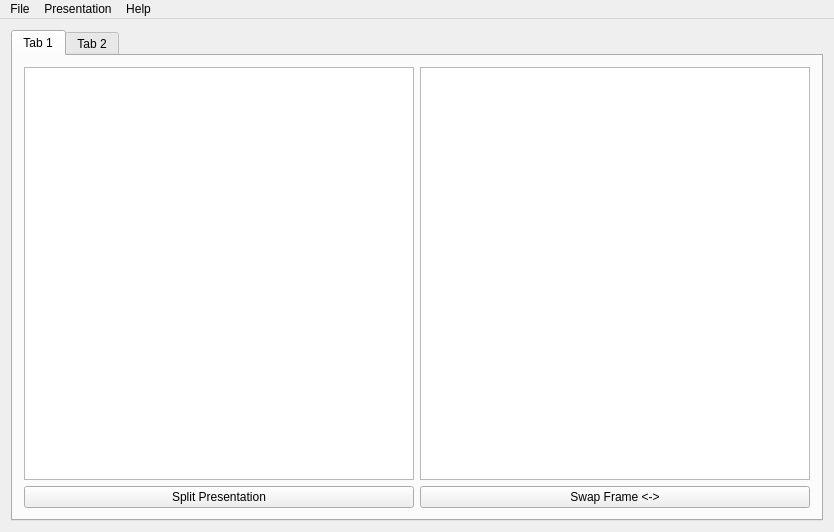
Above: mainwindow.ui from MrHase/Presentation before the change. Below: the same form after it.
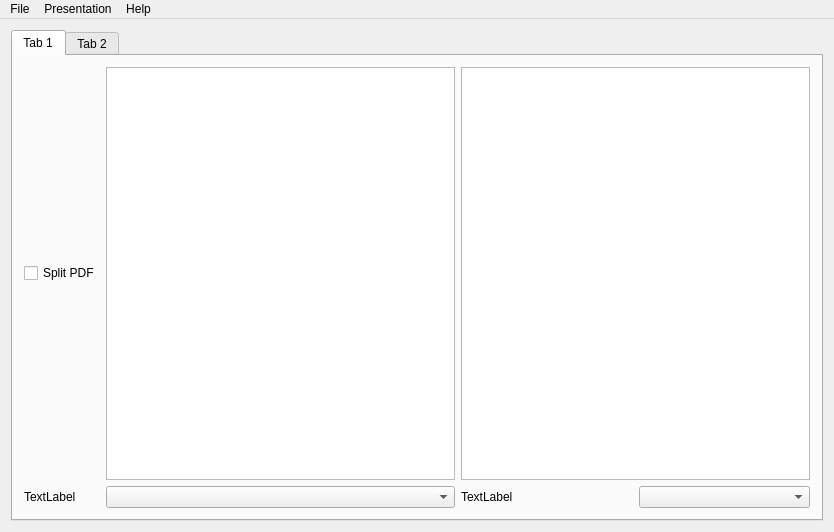
That is the form after the change.

Patch:
```diff
--- a/mainwindow.ui
+++ b/mainwindow.ui
@@ -26,37 +26,50 @@
        </attribute>
        <layout class="QVBoxLayout" name="verticalLayout_3">
         <item>
-         <layout class="QVBoxLayout" name="verticalLayout_2">
-          <item>
-           <layout class="QHBoxLayout" name="horizontalLayout_2">
-            <item>
+         <layout class="QGridLayout" name="gridLayout">
+          <item row="4" column="2">
+           <widget class="QGraphicsView" name="graphicsView_right"/>
+          </item>
+          <item row="4" column="1">
              <widget class="QGraphicsView" name="graphicsView_left">
               <property name="autoFillBackground">
                <bool>false</bool>
               </property>
              </widget>
             </item>
-            <item>
-             <widget class="QGraphicsView" name="graphicsView_right"/>
-            </item>
-           </layout>
+          <item row="5" column="0">
+           <widget class="QLabel" name="label">
+            <property name="text">
+             <string>TextLabel</string>
+            </property>
+           </widget>
+          </item>
+          <item row="5" column="1">
+           <widget class="QComboBox" name="outputLeft"/>
           </item>
-          <item>
+          <item row="4" column="0">
            <layout class="QHBoxLayout" name="horizontalLayout">
             <item>
-             <widget class="QPushButton" name="pushButton_2">
+             <widget class="QCheckBox" name="cb_splitPDF">
               <property name="text">
-               <string>Split Presentation</string>
+               <string>Split PDF</string>
               </property>
              </widget>
             </item>
+           </layout>
+          </item>
+          <item row="5" column="2">
+           <layout class="QHBoxLayout" name="horizontalLayout_2">
             <item>
-             <widget class="QPushButton" name="pushButton">
+             <widget class="QLabel" name="label_2">
               <property name="text">
-               <string>Swap Frame &lt;-&gt;</string>
+               <string>TextLabel</string>
               </property>
              </widget>
             </item>
+            <item>
+             <widget class="QComboBox" name="outputRight"/>
+            </item>
            </layout>
           </item>
          </layout>
```
Left out of the diff: 2 changed lines with no effect on the pictures. Lines whose indentation alone changed are shown as unchanged.
